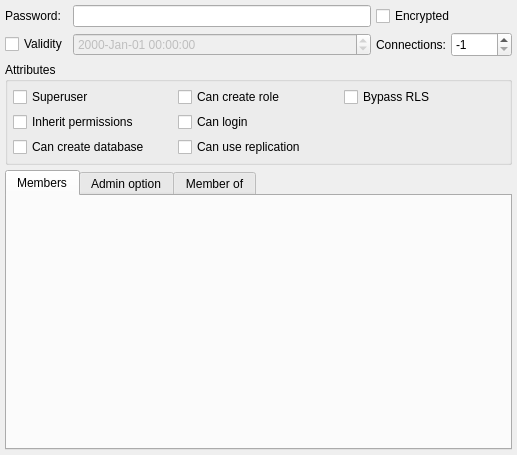
This is libs/libgui/ui/dbobjects/rolewidget.ui in pgmodeler/pgmodeler as Qt 5 draws it before an edit. The edited form follows.
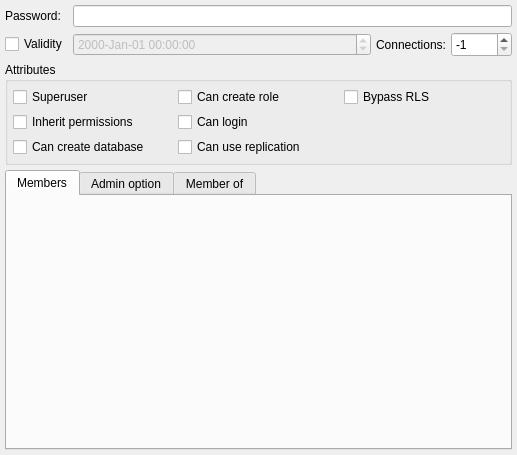
This is the edited form.

Commit message:
Refactoring Role class to generate only PostgreSQL 10+ code (WIP)
Dropped the attribute Encrypted from Role, pending adjusting the fix
operation in CLI to remove the attribute from older models.

Patch:
```diff
--- a/libs/libgui/ui/dbobjects/rolewidget.ui
+++ b/libs/libgui/ui/dbobjects/rolewidget.ui
@@ -204,7 +204,7 @@
      </property>
     </widget>
    </item>
-   <item row="0" column="1">
+   <item row="0" column="1" colspan="3">
     <widget class="QLineEdit" name="passwd_edt">
      <property name="sizePolicy">
       <sizepolicy hsizetype="Expanding" vsizetype="Fixed">
@@ -217,19 +217,6 @@
      </property>
     </widget>
    </item>
-   <item row="0" column="2" colspan="2">
-    <widget class="QCheckBox" name="encrypt_pass_chk">
-     <property name="sizePolicy">
-      <sizepolicy hsizetype="Preferred" vsizetype="Fixed">
-       <horstretch>0</horstretch>
-       <verstretch>0</verstretch>
-      </sizepolicy>
-     </property>
-     <property name="text">
-      <string>Encrypted</string>
-     </property>
-    </widget>
-   </item>
   </layout>
  </widget>
  <tabstops>
```
Left out of the diff: 1 changed line with no effect on the pictures. The commit also changes 9 other files.
